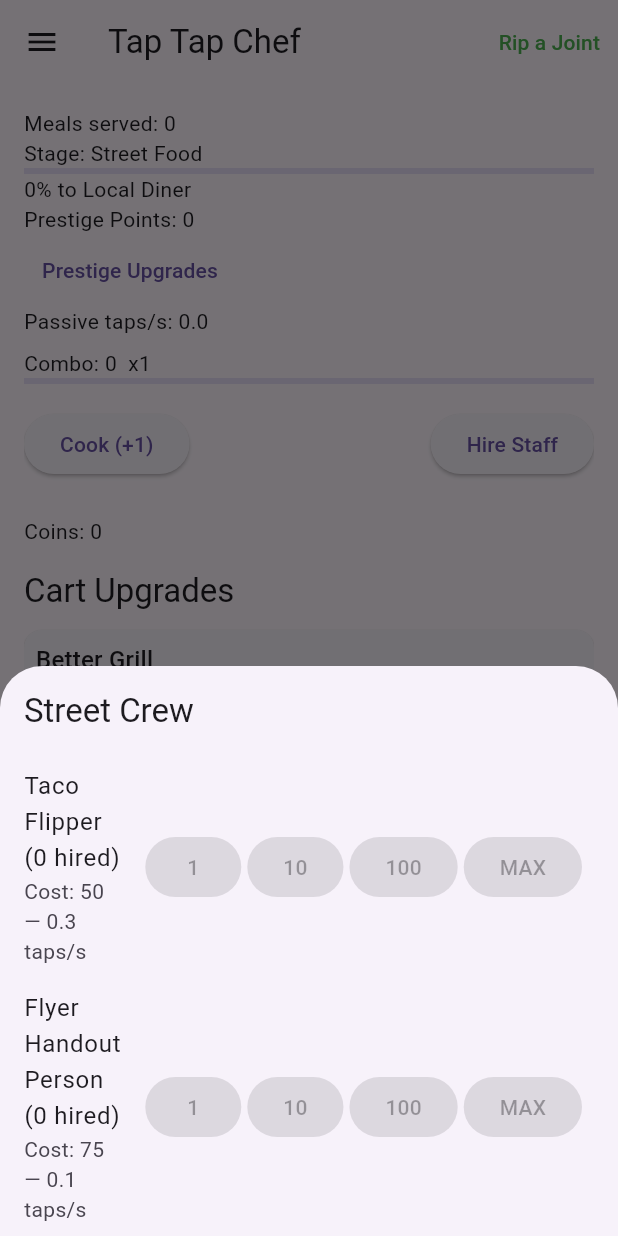
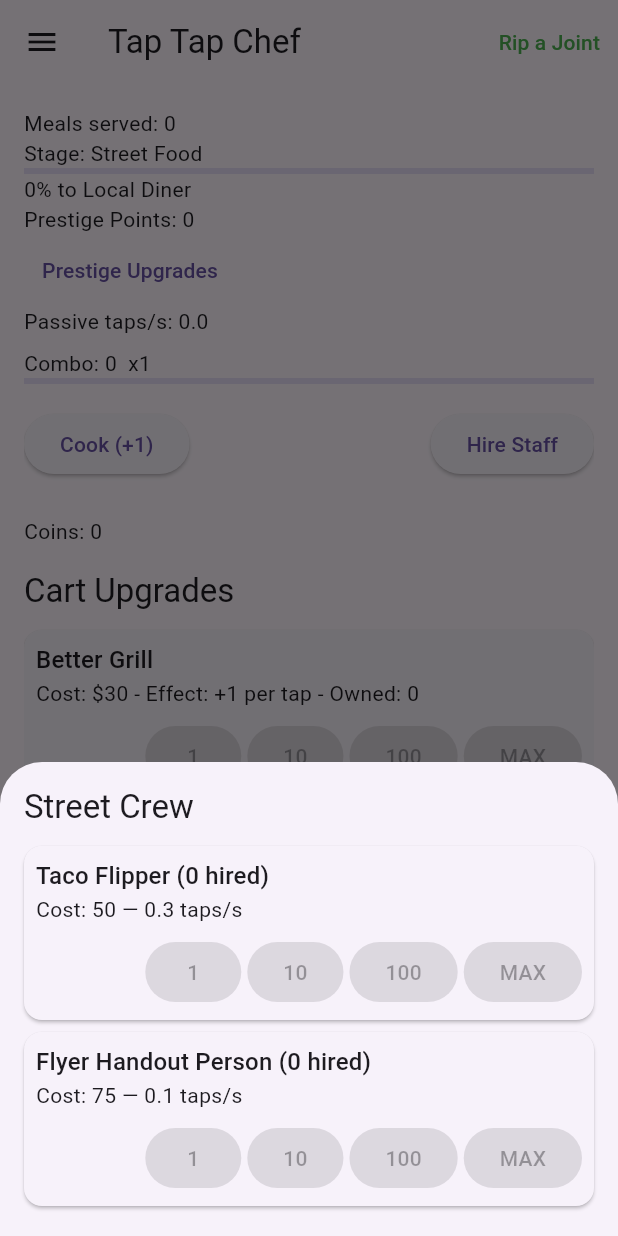
Before and after one commit to zachc71/taptapchef, a Flutter app: the screen it shows after launch, after a tap on "Hire Staff", on a phone screen of 412 x 824 dp. Run offline on Flutter 3.47's test engine with Material 3 defaults, Android fonts, the phone set to English and light mode, and no system bars; our stand-ins replace flutter_riverpod, shared_preferences.

Commit message:
Use StaffPanel in hire sheet

```diff
--- a/lib/main.dart
+++ b/lib/main.dart
@@ -475,76 +475,18 @@ class _CounterPageState extends State<CounterPage>
       builder: (_) {
         final availableStaff = staffByTier[game.milestoneIndex] ?? {};
         final title = hirePanelTitles[game.milestoneIndex];
-        return ListView(
-          shrinkWrap: true,
-          children: [
-            Padding(
-              padding: const EdgeInsets.all(16.0),
-              child:
-                  Text(title, style: Theme.of(context).textTheme.titleLarge),
-            ),
-            ...availableStaff.keys.map((type) {
-            final staff = availableStaff[type]!;
-            final owned = hiredStaff[type] ?? 0;
-            final affordable = coins >= staff.cost;
-            final affordable10 = coins >= staff.cost * 10;
-            final affordable100 = coins >= staff.cost * 100;
-            final int maxAffordable = coins ~/ staff.cost;
-            return ListTile(
-              title: Text('${staff.name} ($owned hired)'),
-              subtitle: Text(
-                'Cost: ${staff.cost} \u2014 ${staff.tapsPerSecond} taps/s',
-              ),
-              trailing: Row(
-                mainAxisSize: MainAxisSize.min,
-                children: [
-                  Pulse(
-                    active: affordable,
-                    child: ElevatedButton(
-                      onPressed: affordable
-                          ? () {
-                              Navigator.pop(context);
-                              _hireStaff(type, 1);
-                            }
-                          : null,
-                      child: const Text('1'),
-                    ),
-                  ),
-                  const SizedBox(width: 4),
-                  ElevatedButton(
-                    onPressed: affordable10
-                        ? () {
-                            Navigator.pop(context);
-                            _hireStaff(type, 10);
-                          }
-                        : null,
-                    child: const Text('10'),
-                  ),
-                  const SizedBox(width: 4),
-                  ElevatedButton(
-                    onPressed: affordable100
-                        ? () {
-                            Navigator.pop(context);
-                            _hireStaff(type, 100);
-                          }
-                        : null,
-                    child: const Text('100'),
-                  ),
-                  const SizedBox(width: 4),
-                  ElevatedButton(
-                    onPressed: maxAffordable > 0
-                        ? () {
-                            Navigator.pop(context);
-                            _hireStaff(type, maxAffordable);
-                          }
-                        : null,
-                    child: const Text('MAX'),
-                  ),
-                ],
-              ),
-            );
-          }),
-          ],
+        return SingleChildScrollView(
+          padding: const EdgeInsets.all(16),
+          child: StaffPanel(
+            staff: availableStaff,
+            hired: hiredStaff,
+            coins: coins,
+            title: title,
+            onHire: (type, qty) {
+              Navigator.pop(context);
+              _hireStaff(type, qty);
+            },
+          ),
         );
       },
     );
```
